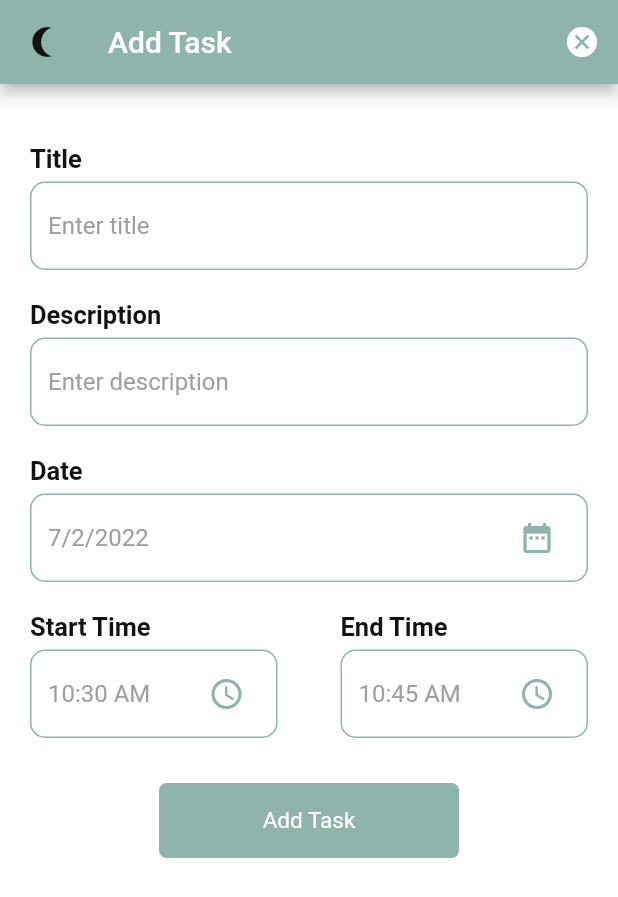
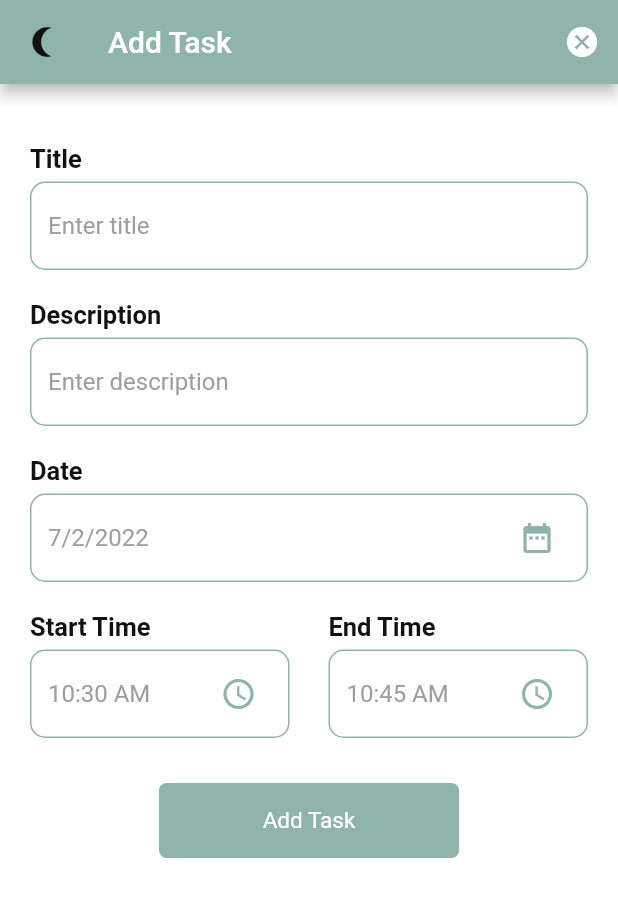
Before and after one commit to NamanVaishnav/TODO-Flutter, a Flutter app: the screen it shows after launch, after a tap on the "add" icon, on a phone screen of 412 x 824 dp. Shown: the top 897 px of the screen. Run offline on Flutter 3.47's test engine with Material 2 defaults, Android fonts, the phone set to English and light mode, and no system bars; our stand-ins replace flutter_staggered_animations, flutter_svg, get, get_storage, google_fonts, sqflite; accounts and stored records are empty.

Commit message:
fix sizing in Add task screen

```diff
--- a/lib/ui/screens/add_task_screen.dart
+++ b/lib/ui/screens/add_task_screen.dart
@@ -135,7 +135,7 @@ class _AddTaskScreenState extends State<AddTaskScreen> {
                     mainAxisAlignment: MainAxisAlignment.spaceBetween,
                     children: [
                       SizedBox(
-                          width: 165,
+                          width: MediaQuery.of(context).size.width * 0.42,
                           child: InputField(
                             onTap: () {
                               _selectStartTime(context);
@@ -156,7 +156,7 @@ class _AddTaskScreenState extends State<AddTaskScreen> {
                             ),
                           )),
                       SizedBox(
-                          width: 165,
+                          width: MediaQuery.of(context).size.width * 0.42,
                           child: InputField(
                             onTap: () {
                               _selectEndTime(context);
```
Also changed, not shown: 11 other files.
